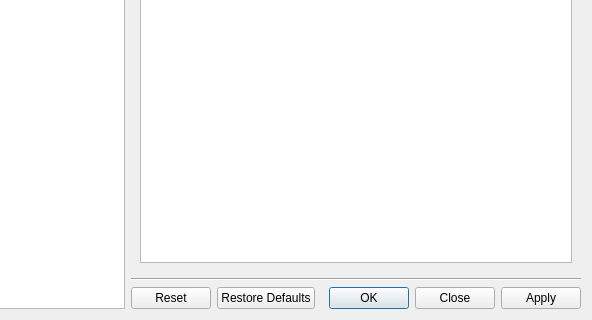
The window that src/bomi/ui/prefdialog.ui (bylee20/bomi) describes before a commit, drawn with Qt 5; both pictures show x 86 to 678 and y 221 to 541 of the 678 by 541 pixel window.
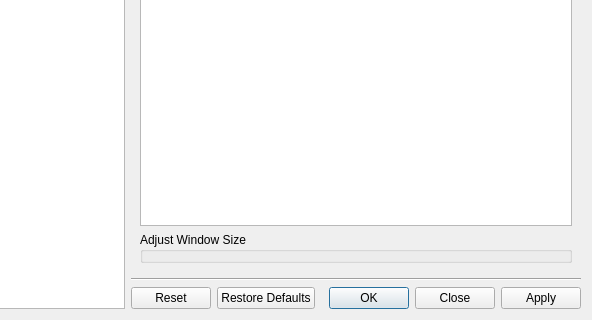
The same window after the commit. The open tabs and pages were chosen to show the change. Icons and pictures are not drawn. Custom widgets are drawn as their Qt base class.

Commit message: * New: make windows size menus configurable

Diff of the .ui file:
```diff
--- a/src/bomi/ui/prefdialog.ui
+++ b/src/bomi/ui/prefdialog.ui
@@ -2417,6 +2417,13 @@
            </column>
           </widget>
          </item>
+         <item>
+          <widget class="WindowSizeWidget" name="window_sizes">
+           <property name="title">
+            <string>Adjust Window Size</string>
+           </property>
+          </widget>
+         </item>
         </layout>
        </widget>
        <widget class="QWidget" name="network">
@@ -2711,6 +2718,12 @@
    <extends>QComboBox</extends>
    <header>widget/enumcombobox.hpp</header>
   </customwidget>
+  <customwidget>
+   <class>WindowSizeWidget</class>
+   <extends>QGroupBox</extends>
+   <header>misc/windowsize.hpp</header>
+   <container>1</container>
+  </customwidget>
  </customwidgets>
  <resources>
   <include location="../rsclist.qrc"/>
```
Left out of the diff: 2 changed lines with no effect on the pictures. The commit also changes 10 other files.
